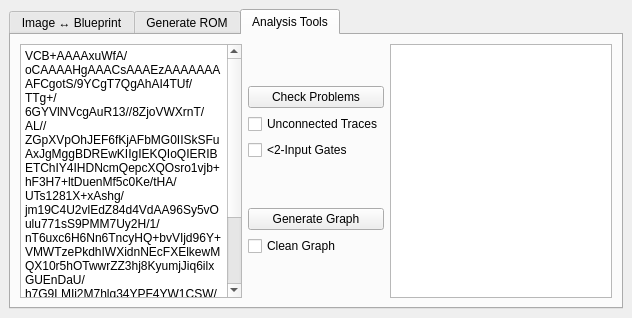
First picture: the form in mainwindow.ui, repository JC3/vcbtool, before the edit.
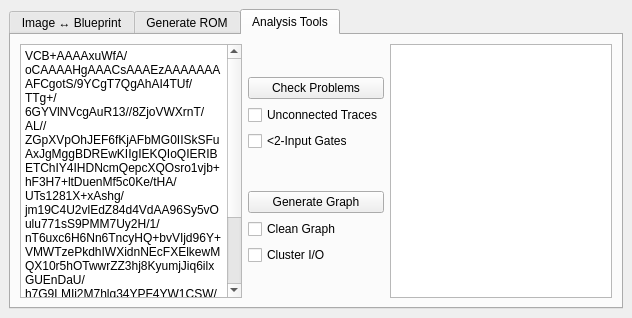
Second picture: the form after the edit.

```diff
--- a/mainwindow.ui
+++ b/mainwindow.ui
@@ -403,6 +403,13 @@
             </property>
            </widget>
           </item>
+          <item>
+           <widget class="QCheckBox" name="chkClusterIO">
+            <property name="text">
+             <string>Cluster I/O</string>
+            </property>
+           </widget>
+          </item>
           <item>
            <spacer name="verticalSpacer_4">
             <property name="orientation">
```
